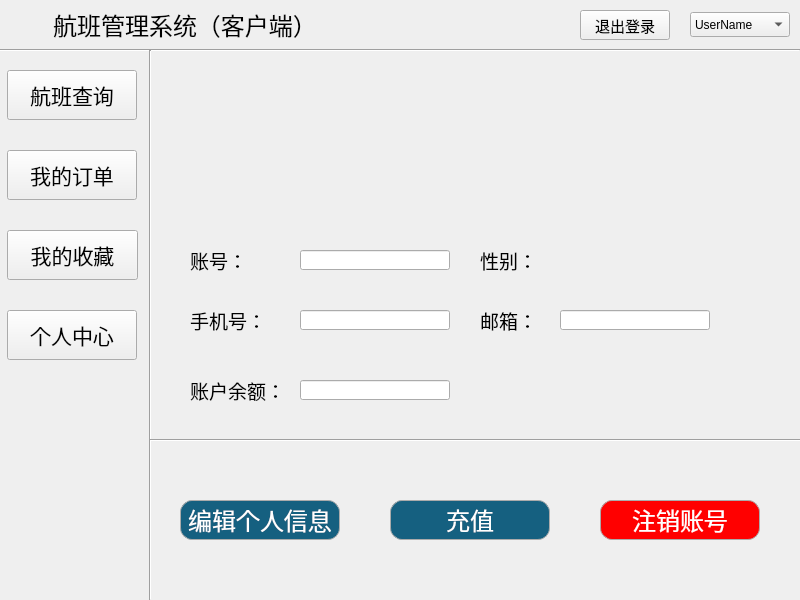
The window that UserMainWindow.ui (ImmortalWatcher/Flient_Management) describes before a commit, drawn with Qt 5.
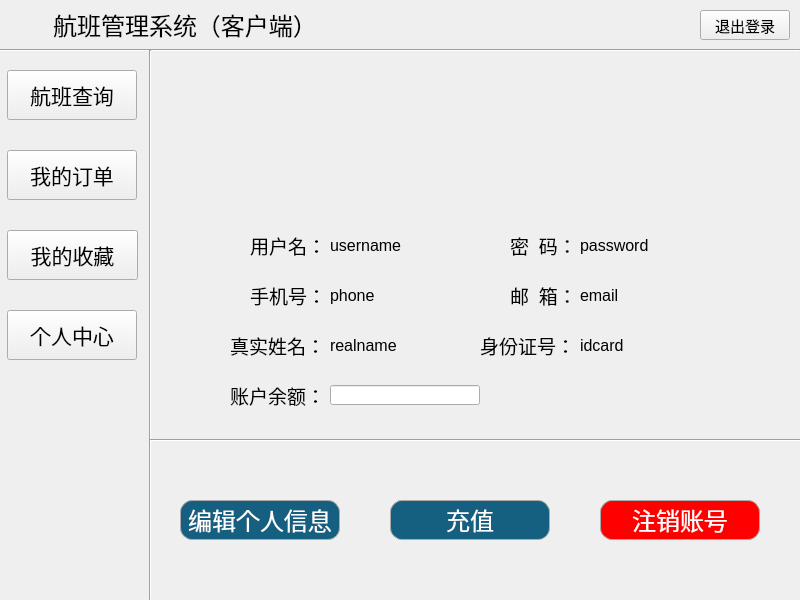
The same window after the commit. The open tabs and pages were chosen to show the change. Icons and pictures are not drawn.

Commit message: 新增：更完善的注册与用户信息展示

The edit to the form file:
```diff
--- a/UserMainWindow.ui
+++ b/UserMainWindow.ui
@@ -73,7 +73,7 @@
    <widget class="QPushButton" name="backBtn">
     <property name="geometry">
      <rect>
-      <x>580</x>
+      <x>700</x>
       <y>10</y>
       <width>90</width>
       <height>30</height>
@@ -98,36 +98,7 @@
      </size>
     </property>
    </widget>
-   <widget class="QComboBox" name="comboBox">
-    <property name="geometry">
-     <rect>
-      <x>690</x>
-      <y>12</y>
-      <width>100</width>
-      <height>25</height>
-     </rect>
-    </property>
-    <item>
-     <property name="text">
-      <string>UserName</string>
-     </property>
-    </item>
-    <item>
-     <property name="text">
-      <string>修改密码</string>
-     </property>
-     <property name="icon">
-      <iconset resource="figures.qrc">
-       <normaloff>:/img/source/figures/pwdLock.png</normaloff>:/img/source/figures/pwdLock.png</iconset>
-     </property>
-    </item>
-    <item>
-     <property name="text">
-      <string>退出登录</string>
-     </property>
-    </item>
-   </widget>
-   <widget class="Line" name="horizontalLine_1">
+   <widget class="Line" name="horizontalLine">
     <property name="geometry">
      <rect>
       <x>0</x>
@@ -291,7 +262,7 @@
      </font>
     </property>
     <property name="currentIndex">
-     <number>0</number>
+     <number>3</number>
     </property>
     <widget class="QWidget" name="page_1">
      <widget class="QFrame" name="flightsearch">
@@ -2447,7 +2418,7 @@
       <property name="geometry">
        <rect>
         <x>260</x>
-        <y>50</y>
+        <y>30</y>
         <width>110</width>
         <height>110</height>
        </rect>
@@ -2465,13 +2436,13 @@
        <set>Qt::AlignmentFlag::AlignCenter</set>
       </property>
      </widget>
-     <widget class="QLabel" name="accountLabel">
+     <widget class="QLabel" name="usernameLabel">
       <property name="geometry">
        <rect>
-        <x>40</x>
-        <y>190</y>
-        <width>80</width>
-        <height>40</height>
+        <x>100</x>
+        <y>180</y>
+        <width>70</width>
+        <height>30</height>
        </rect>
       </property>
       <property name="font">
@@ -2481,35 +2452,38 @@
        </font>
       </property>
       <property name="text">
-       <string>账号：</string>
+       <string>用户名：</string>
       </property>
       <property name="alignment">
        <set>Qt::AlignmentFlag::AlignLeading|Qt::AlignmentFlag::AlignLeft|Qt::AlignmentFlag::AlignVCenter</set>
       </property>
      </widget>
-     <widget class="QLineEdit" name="accountEdit">
+     <widget class="QLabel" name="UsernameEdit">
       <property name="geometry">
        <rect>
-        <x>150</x>
-        <y>200</y>
-        <width>150</width>
+        <x>180</x>
+        <y>185</y>
+        <width>120</width>
         <height>20</height>
        </rect>
       </property>
       <property name="font">
        <font>
-        <family>华文楷体</family>
-        <pointsize>10</pointsize>
+        <family>Microsoft YaHei UI</family>
+        <pointsize>12</pointsize>
        </font>
       </property>
+      <property name="text">
+       <string>username</string>
+      </property>
      </widget>
-     <widget class="QLabel" name="genderLabel">
+     <widget class="QLabel" name="realnameLabel">
       <property name="geometry">
        <rect>
-        <x>330</x>
-        <y>190</y>
-        <width>80</width>
-        <height>40</height>
+        <x>80</x>
+        <y>280</y>
+        <width>90</width>
+        <height>30</height>
        </rect>
       </property>
       <property name="font">
@@ -2522,7 +2496,7 @@
        <enum>QFrame::Shadow::Raised</enum>
       </property>
       <property name="text">
-       <string>性别：</string>
+       <string>真实姓名：</string>
       </property>
       <property name="alignment">
        <set>Qt::AlignmentFlag::AlignLeading|Qt::AlignmentFlag::AlignLeft|Qt::AlignmentFlag::AlignVCenter</set>
@@ -2531,10 +2505,10 @@
      <widget class="QLabel" name="phoneLabel">
       <property name="geometry">
        <rect>
-        <x>40</x>
-        <y>250</y>
-        <width>80</width>
-        <height>40</height>
+        <x>100</x>
+        <y>230</y>
+        <width>70</width>
+        <height>30</height>
        </rect>
       </property>
       <property name="font">
@@ -2550,29 +2524,32 @@
        <set>Qt::AlignmentFlag::AlignLeading|Qt::AlignmentFlag::AlignLeft|Qt::AlignmentFlag::AlignVCenter</set>
       </property>
      </widget>
-     <widget class="QLineEdit" name="phoneEdit">
+     <widget class="QLabel" name="PhoneEdit">
       <property name="geometry">
        <rect>
-        <x>150</x>
-        <y>260</y>
-        <width>150</width>
+        <x>180</x>
+        <y>235</y>
+        <width>120</width>
         <height>20</height>
        </rect>
       </property>
       <property name="font">
        <font>
-        <family>华文楷体</family>
-        <pointsize>10</pointsize>
+        <family>Microsoft YaHei UI</family>
+        <pointsize>12</pointsize>
        </font>
       </property>
+      <property name="text">
+       <string>phone</string>
+      </property>
      </widget>
-     <widget class="QLabel" name="emailLabel">
+     <widget class="QLabel" name="idcardLabel">
       <property name="geometry">
        <rect>
         <x>330</x>
-        <y>250</y>
-        <width>80</width>
-        <height>40</height>
+        <y>280</y>
+        <width>90</width>
+        <height>30</height>
        </rect>
       </property>
       <property name="font">
@@ -2582,64 +2559,70 @@
        </font>
       </property>
       <property name="text">
-       <string>邮箱：</string>
+       <string>身份证号：</string>
       </property>
       <property name="alignment">
        <set>Qt::AlignmentFlag::AlignLeading|Qt::AlignmentFlag::AlignLeft|Qt::AlignmentFlag::AlignVCenter</set>
       </property>
      </widget>
-     <widget class="QLineEdit" name="emailEdit">
+     <widget class="QLabel" name="EmailEdit">
       <property name="geometry">
        <rect>
-        <x>410</x>
-        <y>260</y>
+        <x>430</x>
+        <y>235</y>
         <width>150</width>
         <height>20</height>
        </rect>
       </property>
       <property name="font">
        <font>
-        <family>华文楷体</family>
-        <pointsize>10</pointsize>
+        <family>Microsoft YaHei UI</family>
+        <pointsize>12</pointsize>
        </font>
       </property>
+      <property name="text">
+       <string>email</string>
+      </property>
      </widget>
      <widget class="QLabel" name="balanceLabel">
       <property name="geometry">
        <rect>
-        <x>40</x>
-        <y>320</y>
-        <width>90</width>
-        <height>40</height>
-       </rect>
-      </property>
-      <property name="font">
-       <font>
-        <family>华文楷体</family>
-        <pointsize>14</pointsize>
-       </font>
-      </property>
-      <property name="text">
-       <string>账户余额：</string>
-      </property>
-     </widget>
-     <widget class="QLineEdit" name="balanceEdit">
-      <property name="geometry">
-       <rect>
-        <x>150</x>
+        <x>80</x>
         <y>330</y>
-        <width>150</width>
-        <height>20</height>
+        <width>90</width>
+        <height>31</height>
        </rect>
       </property>
       <property name="font">
        <font>
         <family>华文楷体</family>
-        <pointsize>10</pointsize>
+        <pointsize>14</pointsize>
        </font>
       </property>
+      <property name="text">
+       <string>账户余额：</string>
+      </property>
      </widget>
-     <widget class="Line" name="horizontalLine_2">
+     <widget class="QLabel" name="RealnameEdit">
+      <property name="geometry">
+       <rect>
+        <x>180</x>
+        <y>285</y>
+        <width>120</width>
+        <height>20</height>
+       </rect>
+      </property>
+      <property name="font">
+       <font>
+        <family>Microsoft YaHei UI</family>
+        <pointsize>12</pointsize>
+       </font>
+      </property>
+      <property name="text">
+       <string>realname</string>
+      </property>
+     </widget>
+     <widget class="Line" name="horizontalLine_page_4">
       <property name="geometry">
        <rect>
         <x>0</x>
@@ -2748,6 +2731,98 @@
        <string>注销账号</string>
       </property>
      </widget>
+     <widget class="QLabel" name="PasswordEdit">
+      <property name="geometry">
+       <rect>
+        <x>430</x>
+        <y>185</y>
+        <width>150</width>
+        <height>20</height>
+       </rect>
+      </property>
+      <property name="font">
+       <font>
+        <family>Microsoft YaHei UI</family>
+        <pointsize>12</pointsize>
+       </font>
+      </property>
+      <property name="text">
+       <string>password</string>
+      </property>
+     </widget>
+     <widget class="QLabel" name="passwordLabel">
+      <property name="geometry">
+       <rect>
+        <x>360</x>
+        <y>180</y>
+        <width>60</width>
+        <height>30</height>
+       </rect>
+      </property>
+      <property name="font">
+       <font>
+        <family>华文楷体</family>
+        <pointsize>14</pointsize>
+       </font>
+      </property>
+      <property name="text">
+       <string>密  码：</string>
+      </property>
+     </widget>
+     <widget class="QLabel" name="IdcardEdit">
+      <property name="geometry">
+       <rect>
+        <x>430</x>
+        <y>285</y>
+        <width>150</width>
+        <height>20</height>
+       </rect>
+      </property>
+      <property name="font">
+       <font>
+        <family>Microsoft YaHei UI</family>
+        <pointsize>12</pointsize>
+       </font>
+      </property>
+      <property name="text">
+       <string>idcard</string>
+      </property>
+     </widget>
+     <widget class="QLabel" name="emailLabel">
+      <property name="geometry">
+       <rect>
+        <x>360</x>
+        <y>230</y>
+        <width>60</width>
+        <height>30</height>
+       </rect>
+      </property>
+      <property name="font">
+       <font>
+        <family>华文楷体</family>
+        <pointsize>14</pointsize>
+       </font>
+      </property>
+      <property name="text">
+       <string>邮  箱：</string>
+      </property>
+     </widget>
+     <widget class="QLineEdit" name="BalanceEdit">
+      <property name="geometry">
+       <rect>
+        <x>180</x>
+        <y>335</y>
+        <width>150</width>
+        <height>20</height>
+       </rect>
+      </property>
+      <property name="font">
+       <font>
+        <family>华文楷体</family>
+        <pointsize>10</pointsize>
+       </font>
+      </property>
+     </widget>
     </widget>
    </widget>
   </widget>
```
The commit also changes 12 other files.
